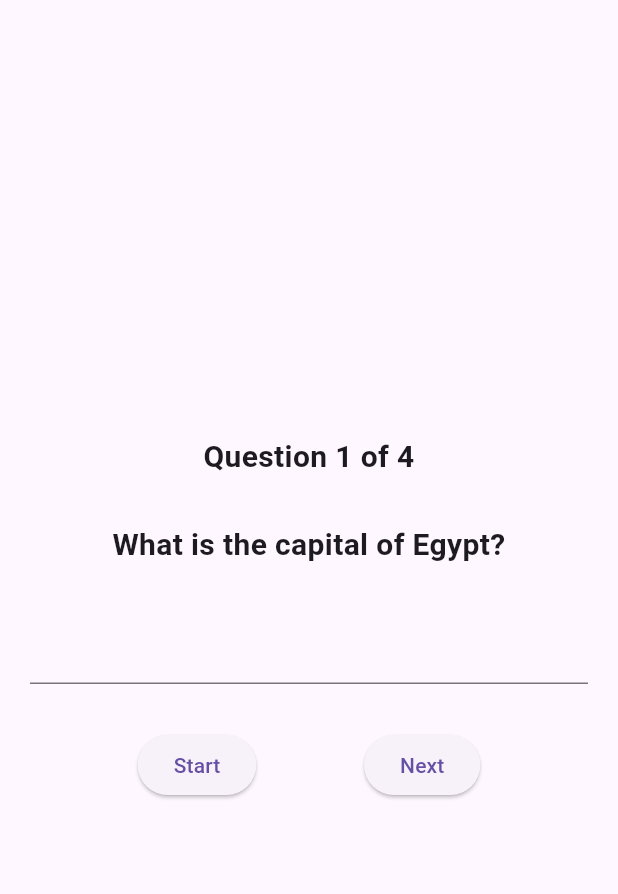
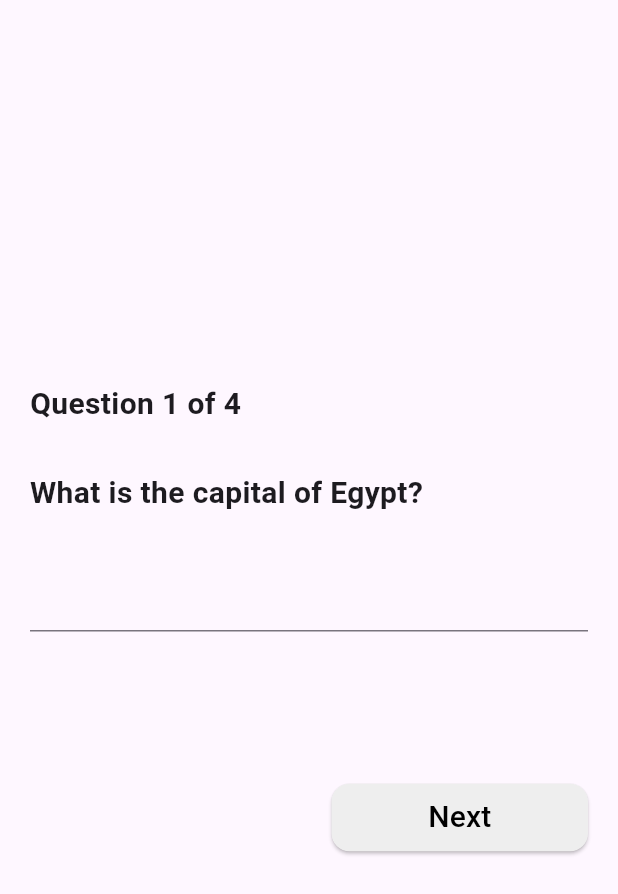
Before and after one commit to Moamen771/Depi-Flutter-Sessions, a Flutter app: the screen it shows after launch, after a tap on "Start", on a phone screen of 412 x 824 dp. Shown: the top 894 px of the screen. Run offline on Flutter 3.47's test engine with Material 3 defaults, Android fonts, the phone set to English and light mode, and no system bars; our stand-ins replace animated_bottom_navigation_bar, fan_carousel_image_slider, get, introduction_screen.

Commit message:
refactor the ui of task 30

```diff
--- a/lib/flutter tasks/task30/screens/quiz_app_home_screen.dart
+++ b/lib/flutter tasks/task30/screens/quiz_app_home_screen.dart
@@ -22,12 +22,12 @@ class QuizAppHomeScreen extends StatelessWidget {
           padding: const EdgeInsets.symmetric(horizontal: 20.0),
           child: Column(
             mainAxisAlignment: MainAxisAlignment.center,
+            crossAxisAlignment: CrossAxisAlignment.start,
             spacing: 30,
             children: [
               Obx(
                 () => Text(
                   'Question ${questionIndex.value + 1} of ${countries.length}',
-                  textAlign: TextAlign.center,
                   style: const TextStyle(
                     fontSize: 20,
                     fontWeight: FontWeight.bold,
@@ -61,27 +61,55 @@ class QuizAppHomeScreen extends StatelessWidget {
                   ),
                 ),
               ),
+              const SizedBox(
+                height: 40,
+              ),
               Row(
-                mainAxisAlignment: MainAxisAlignment.spaceEvenly,
+                spacing: 30,
                 children: [
-                  Obx(
-                    () => ElevatedButton(
-                      onPressed: questionIndex.value == 0 ? start : restart,
+                  Expanded(
+                    child: Obx(
+                      () => isStarted.value && questionIndex.value == 0
+                          ? const SizedBox()
+                          : ElevatedButton(
+                              onPressed:
+                                  questionIndex.value == 0 ? start : restart,
+                              style: ElevatedButton.styleFrom(
+                                backgroundColor: Colors.grey.shade200,
+                                foregroundColor: Colors.black,
+                                padding: const EdgeInsets.all(8),
+                                shape: RoundedRectangleBorder(
+                                  borderRadius: BorderRadius.circular(12),
+                                ),
+                              ),
                               child: Text(
                                 questionIndex.value == 0 ? 'Start' : 'Restart',
+                                style: const TextStyle(fontSize: 20),
                               ),
                             ),
                     ),
-                  Obx(
+                  ),
+                  Expanded(
+                    child: Obx(
                       () => ElevatedButton(
                         onPressed: isStarted.value ? next : null,
+                        style: ElevatedButton.styleFrom(
+                          backgroundColor: Colors.grey.shade200,
+                          foregroundColor: Colors.black,
+                          padding: const EdgeInsets.all(8),
+                          shape: RoundedRectangleBorder(
+                            borderRadius: BorderRadius.circular(12),
+                          ),
+                        ),
                         child: const Text(
                           'Next',
+                          style: TextStyle(fontSize: 20),
+                        ),
                       ),
                     ),
                   ),
                 ],
-              )
+              ),
             ],
           ),
         ),
@@ -118,8 +146,8 @@ class QuizAppHomeScreen extends StatelessWidget {
     }
     if (answerController.text.isNotEmpty) {
       answerController.text = '';
+    }
     questionIndex.value++;
-    }
     if (questionIndex.value < countries.length) {
       question.value =
           'What is the capital of ${countries[questionIndex.value]}?';
```
Lines whose indentation alone changed are shown as unchanged.
